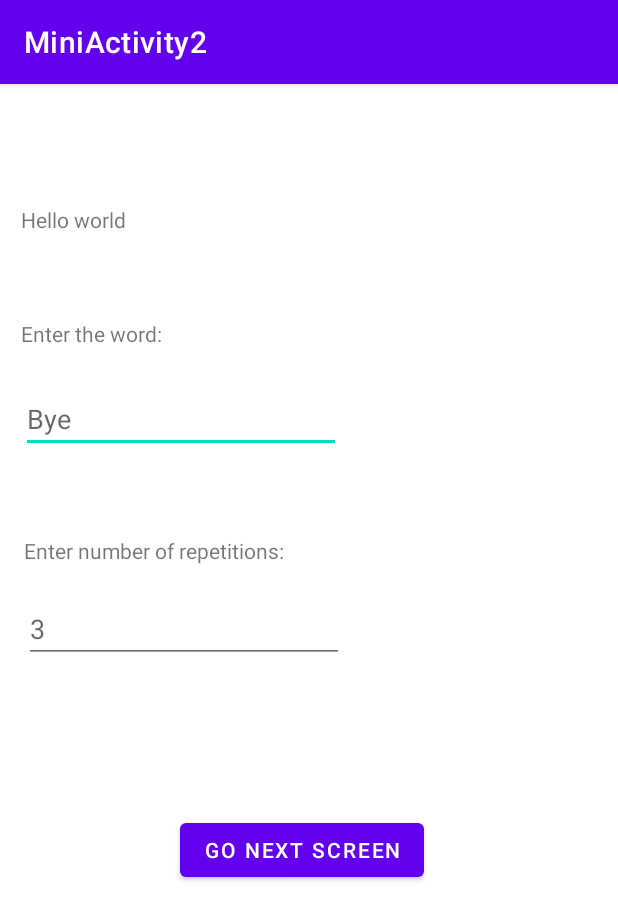
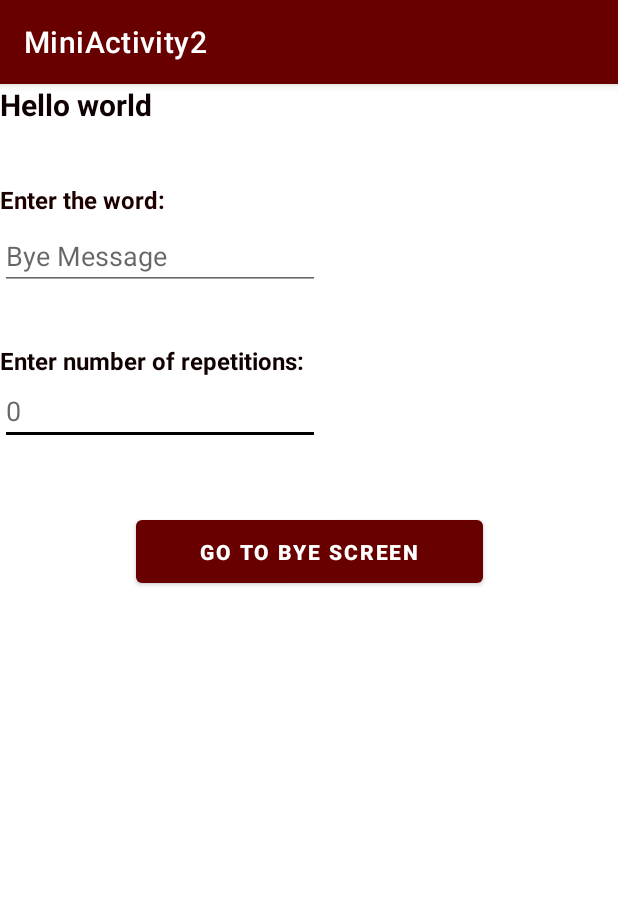
Before and after one commit to FaysalBM/MiniActivity2, an Android app: the screen it shows after launch (MainActivity), on a phone screen of 412 x 824 dp. Shown: the top 920 px of the screen. Run offline under Robolectric (Android 15) with nearby library versions, the phone set to English and light mode, and no system bars.

Commit message:
improved graphics

```diff
--- a/app/build.gradle
+++ b/app/build.gradle
@@ -23,6 +23,9 @@ android {
             proguardFiles getDefaultProguardFile('proguard-android-optimize.txt'), 'proguard-rules.pro'
         }
     }
+    viewBinding {
+        enabled = true
+    }
     compileOptions {
         sourceCompatibility JavaVersion.VERSION_1_8
         targetCompatibility JavaVersion.VERSION_1_8
--- a/app/src/main/java/com/example/miniactivity2/Activity2.kt
+++ b/app/src/main/java/com/example/miniactivity2/Activity2.kt
@@ -1,11 +1,25 @@
 package com.example.miniactivity2
 
+import android.content.Intent
 import androidx.appcompat.app.AppCompatActivity
 import android.os.Bundle
+import com.example.miniactivity2.databinding.Activity2Binding
 
 class Activity2 : AppCompatActivity() {
     override fun onCreate(savedInstanceState: Bundle?) {
         super.onCreate(savedInstanceState)
-        setContentView(R.layout.activity_main)
+        val binding = Activity2Binding.inflate(layoutInflater)
+
+        binding.messageResult.text = intent.getStringExtra("messageInput")?.repeat(intent.getIntExtra("repsInput", 0))
+
+        binding.backButton.setOnClickListener {
+            setResult(
+                RESULT_OK,
+                Intent().putExtra("messageResult", binding.messageResult.text.toString())
+            )
+            finish()
+        }
+
+        setContentView(binding.root)
     }
 }
--- a/app/src/main/java/com/example/miniactivity2/MainActivity.kt
+++ b/app/src/main/java/com/example/miniactivity2/MainActivity.kt
@@ -1,11 +1,42 @@
 package com.example.miniactivity2
 
+import android.os.Bundle
+import android.content.Intent
+import androidx.activity.result.ActivityResult
+import androidx.activity.result.ActivityResultLauncher
+import androidx.activity.result.contract.ActivityResultContracts
 import androidx.appcompat.app.AppCompatActivity
-import android.os.Bundle
+import com.example.miniactivity2.databinding.ActivityMainBinding
 
+lateinit var getContent : ActivityResultLauncher<Intent>
 class MainActivity : AppCompatActivity() {
     override fun onCreate(savedInstanceState: Bundle?) {
         super.onCreate(savedInstanceState)
         setContentView(R.layout.activity_main)
+        val binding = ActivityMainBinding.inflate(layoutInflater)
+        setContentView(binding.root)
+
+        binding.buttonBye.setOnClickListener {
+            val messageInput = binding.message5.text.toString()
+            val repsInput = binding.message3.text.toString().toIntOrNull()
+
+            val intent = Intent(this, Activity2::class.java).apply {
+                putExtra("messageInput", messageInput)
+                putExtra("repsInput", repsInput)
+            }
+            getContent.launch(intent)
+        }
+
+        getContent = registerForActivityResult(ActivityResultContracts.StartActivityForResult()) { input ->
+            if (input?.resultCode == RESULT_OK) {
+                val messageInput = input.data?.getStringExtra("messageInput")
+                binding.message6.text = messageInput
+                binding.message5.text.clear()
+                binding.message3.text.clear()
+                binding.message3.requestFocus()
+            }
+        }
     }
+
+
 }
--- a/app/src/main/res/layout/activity_2.xml
+++ b/app/src/main/res/layout/activity_2.xml
@@ -7,17 +7,13 @@
     tools:context=".Activity2">
 
     <TextView
-        android:id="@+id/byeText"
-        android:layout_width="223dp"
-        android:layout_height="31dp"
-        android:layout_marginStart="94dp"
-        android:layout_marginTop="75dp"
-        android:layout_marginEnd="94dp"
+        android:id="@+id/messageResult"
+        android:layout_width="238dp"
+        android:layout_height="81dp"
+        android:layout_marginStart="4dp"
         android:text="@string/exit_text"
-        android:textAlignment="center"
+        android:textAlignment="textStart"
         app:layout_constraintBottom_toTopOf="@+id/backButton"
-        app:layout_constraintEnd_toEndOf="parent"
-        app:layout_constraintHorizontal_bias="0.0"
         app:layout_constraintStart_toStartOf="parent"
         app:layout_constraintTop_toTopOf="parent" />
 
@@ -28,9 +24,17 @@
         android:layout_marginStart="66dp"
         android:layout_marginEnd="67dp"
         android:layout_marginBottom="500dp"
+        android:backgroundTint="#AF0000"
+        android:rotationX="21"
+        android:shadowColor="#1B1B1B"
+        android:shadowDx="8"
+        android:shadowDy="18"
+        android:shadowRadius="3"
         android:text="@string/go_back"
         app:layout_constraintBottom_toBottomOf="parent"
         app:layout_constraintEnd_toEndOf="parent"
+        app:layout_constraintHorizontal_bias="0.0"
         app:layout_constraintStart_toStartOf="parent"
-        app:layout_constraintTop_toBottomOf="@+id/byeText" />
+        app:layout_constraintTop_toBottomOf="@+id/messageResult" />
+
 </androidx.constraintlayout.widget.ConstraintLayout>
--- a/app/src/main/res/layout/activity_main.xml
+++ b/app/src/main/res/layout/activity_main.xml
@@ -7,97 +7,83 @@
     tools:context=".MainActivity">
 
     <TextView
-        android:id="@+id/saluteMessage"
-        android:layout_width="214dp"
-        android:layout_height="0dp"
-        android:layout_marginStart="14dp"
-        android:layout_marginEnd="183dp"
-        android:layout_marginBottom="668dp"
-        android:text="@string/hello_world"
-        app:layout_constraintBottom_toBottomOf="parent"
-        app:layout_constraintEnd_toEndOf="parent"
-        app:layout_constraintHorizontal_bias="0.0"
-        app:layout_constraintStart_toStartOf="parent" />
+        android:id="@+id/message6"
+        android:layout_width="241dp"
+        android:layout_height="26dp"
+        android:layout_marginTop="36dp"
+        android:text="@string/enter_word"
+        android:textColor="#1C0000"
+        android:textSize="16sp"
+        android:textStyle="bold"
+        app:layout_constraintTop_toBottomOf="@+id/message1"
+        app:layout_goneMarginTop="50dp"
+        tools:ignore="MissingConstraints"
+        tools:layout_editor_absoluteX="1dp" />
 
     <TextView
-        android:id="@+id/firstText"
-        android:layout_width="241dp"
-        android:layout_height="26dp"
-        android:layout_marginStart="14dp"
-        android:layout_marginTop="79dp"
-        android:layout_marginEnd="156dp"
-        android:layout_marginBottom="585dp"
-        android:text="@string/enter_word"
-        app:layout_constraintBottom_toBottomOf="parent"
-        app:layout_constraintEnd_toEndOf="parent"
-        app:layout_constraintHorizontal_bias="0.0"
-        app:layout_constraintStart_toStartOf="parent"
-        app:layout_constraintTop_toBottomOf="@+id/saluteMessage"
-        app:layout_constraintVertical_bias="1.0" />
+        android:id="@+id/message4"
+        android:layout_width="wrap_content"
+        android:layout_height="wrap_content"
+        android:layout_marginTop="36dp"
+        android:text="@string/enter_num"
+        android:textColor="#100000"
+        android:textSize="16sp"
+        android:textStyle="bold"
+        app:layout_constraintTop_toBottomOf="@+id/message5ç"
+        tools:layout_editor_absoluteX="1dp" />
 
     <EditText
-        android:id="@+id/editTextByeMessage"
+        android:id="@+id/message3"
         android:layout_width="wrap_content"
         android:layout_height="wrap_content"
-        android:layout_marginStart="14dp"
-        android:layout_marginTop="18dp"
-        android:layout_marginEnd="187dp"
-        android:layout_marginBottom="522dp"
+        android:ems="10"
+        android:hint="@string/num_input"
+        android:inputType="number"
+        app:layout_constraintTop_toBottomOf="@+id/message4"
+        app:layout_goneMarginTop="50dp"
+        tools:layout_editor_absoluteX="1dp" />
+
+    <TextView
+        android:id="@+id/message1"
+        android:layout_width="214dp"
+        android:layout_height="30dp"
+        android:text="@string/hello_world"
+        android:textColor="#0E0000"
+        android:textSize="20sp"
+        android:textStyle="bold"
+        app:layout_constraintTop_toTopOf="parent"
+        tools:layout_editor_absoluteX="1dp" />
+
+    <EditText
+        android:id="@+id/message5ç"
+        android:layout_width="wrap_content"
+        android:layout_height="wrap_content"
         android:ems="10"
         android:hint="@string/word_input"
         android:inputType="textPersonName"
-        app:layout_constraintBottom_toBottomOf="parent"
+        app:layout_constraintTop_toBottomOf="@+id/message6"
+        tools:layout_editor_absoluteX="1dp"
+        app:layout_goneMarginTop="50dp"
+        tools:ignore="MissingConstraints" />
+
+
+    <Button
+        android:id="@+id/buttonBye"
+        android:layout_width="231dp"
+        android:layout_height="54dp"
+        android:layout_marginTop="44dp"
+        android:text="@string/go_button"
+        android:textSize="14sp"
+        android:textStyle="bold"
         app:layout_constraintEnd_toEndOf="parent"
-        app:layout_constraintHorizontal_bias="0.0"
         app:layout_constraintStart_toStartOf="parent"
-        app:layout_constraintTop_toBottomOf="@+id/firstText"
-        app:layout_constraintVertical_bias="0.0" />
+        app:layout_constraintTop_toBottomOf="@+id/message3" />
 
-    <TextView
-        android:id="@+id/secondText"
+    <androidx.constraintlayout.widget.Barrier
         android:layout_width="wrap_content"
         android:layout_height="wrap_content"
-        android:layout_marginStart="16dp"
-        android:layout_marginTop="55dp"
-        android:layout_marginEnd="337dp"
-        android:layout_marginBottom="448dp"
-        android:text="@string/enter_num"
-        app:layout_constraintBottom_toBottomOf="parent"
-        app:layout_constraintEnd_toEndOf="parent"
-        app:layout_constraintHorizontal_bias="0.0"
-        app:layout_constraintStart_toStartOf="parent"
-        app:layout_constraintTop_toBottomOf="@+id/editTextByeMessage"
-        app:layout_constraintVertical_bias="0.0" />
+        app:barrierDirection="top"
+        tools:layout_editor_absoluteX="146dp"
+        tools:layout_editor_absoluteY="30dp" />
 
-    <EditText
-        android:id="@+id/editTextNumber"
-        android:layout_width="wrap_content"
-        android:layout_height="wrap_content"
-        android:layout_marginStart="16dp"
-        android:layout_marginTop="20dp"
-        android:layout_marginEnd="185dp"
-        android:layout_marginBottom="382dp"
-        android:ems="10"
-        android:hint="@string/num_input"
-        android:inputType="number"
-        app:layout_constraintBottom_toBottomOf="parent"
-        app:layout_constraintEnd_toEndOf="parent"
-        app:layout_constraintHorizontal_bias="0.0"
-        app:layout_constraintStart_toStartOf="parent"
-        app:layout_constraintTop_toBottomOf="@+id/secondText"
-        app:layout_constraintVertical_bias="0.0" />
-
-    <Button
-        android:id="@+id/buttonToByeScreen"
-        android:layout_width="wrap_content"
-        android:layout_height="wrap_content"
-        android:layout_marginStart="154dp"
-        android:layout_marginTop="100dp"
-        android:layout_marginEnd="163dp"
-        android:layout_marginBottom="233dp"
-        android:text="@string/go_button"
-        app:layout_constraintBottom_toBottomOf="parent"
-        app:layout_constraintEnd_toEndOf="parent"
-        app:layout_constraintStart_toStartOf="parent"
-        app:layout_constraintTop_toBottomOf="@+id/editTextNumber" />
 </androidx.constraintlayout.widget.ConstraintLayout>
--- a/app/src/main/res/values/colors.xml
+++ b/app/src/main/res/values/colors.xml
@@ -1,10 +1,10 @@
 <?xml version="1.0" encoding="utf-8"?>
 <resources>
-    <color name="purple_200">#FFBB86FC</color>
-    <color name="purple_500">#FF6200EE</color>
-    <color name="purple_700">#FF3700B3</color>
-    <color name="teal_200">#FF03DAC5</color>
-    <color name="teal_700">#FF018786</color>
-    <color name="black">#FF000000</color>
+    <color name="purple_200">#FF1111</color>
+    <color name="purple_500">#680000</color>
+    <color name="purple_700">#430000</color>
+    <color name="teal_200">#000000</color>
+    <color name="teal_700">#230303</color>
+    <color name="black">#000000</color>
     <color name="white">#FFFFFFFF</color>
 </resources>
--- a/app/src/main/res/values/strings.xml
+++ b/app/src/main/res/values/strings.xml
@@ -2,10 +2,10 @@
     <string name="app_name">MiniActivity2</string>
     <string name="hello_world">Hello world</string>
     <string name="enter_word">Enter the word:</string>
-    <string name="word_input">Bye</string>
+    <string name="word_input">Bye Message</string>
     <string name="enter_num">Enter number of repetitions:</string>
-    <string name="num_input">3</string>
-    <string name="go_button">Go next Screen</string>
-    <string name="go_back">Thanks for using the app</string>
+    <string name="num_input">0</string>
+    <string name="go_button">GO TO BYE SCREEN</string>
+    <string name="go_back">GO BACK</string>
     <string name="exit_text">Return</string>
 </resources>
```
Also changed, not shown: app/src/main/AndroidManifest.xml (+4 -3 lines).
